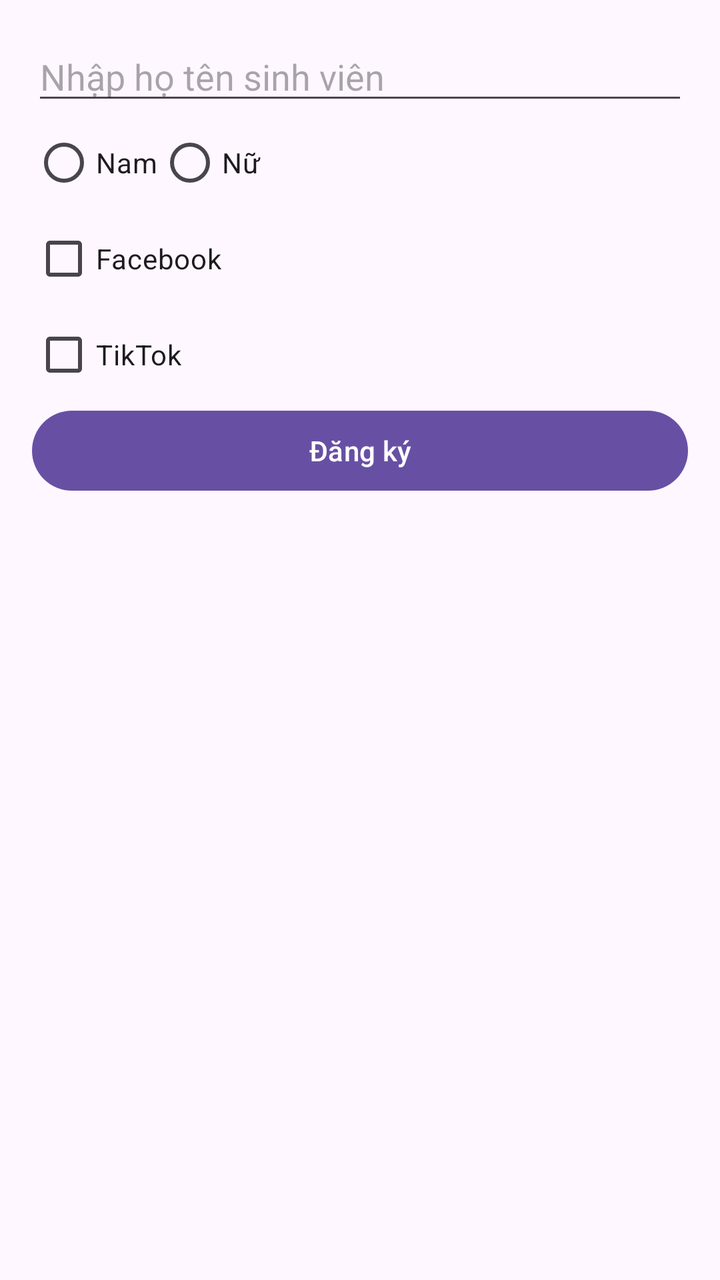
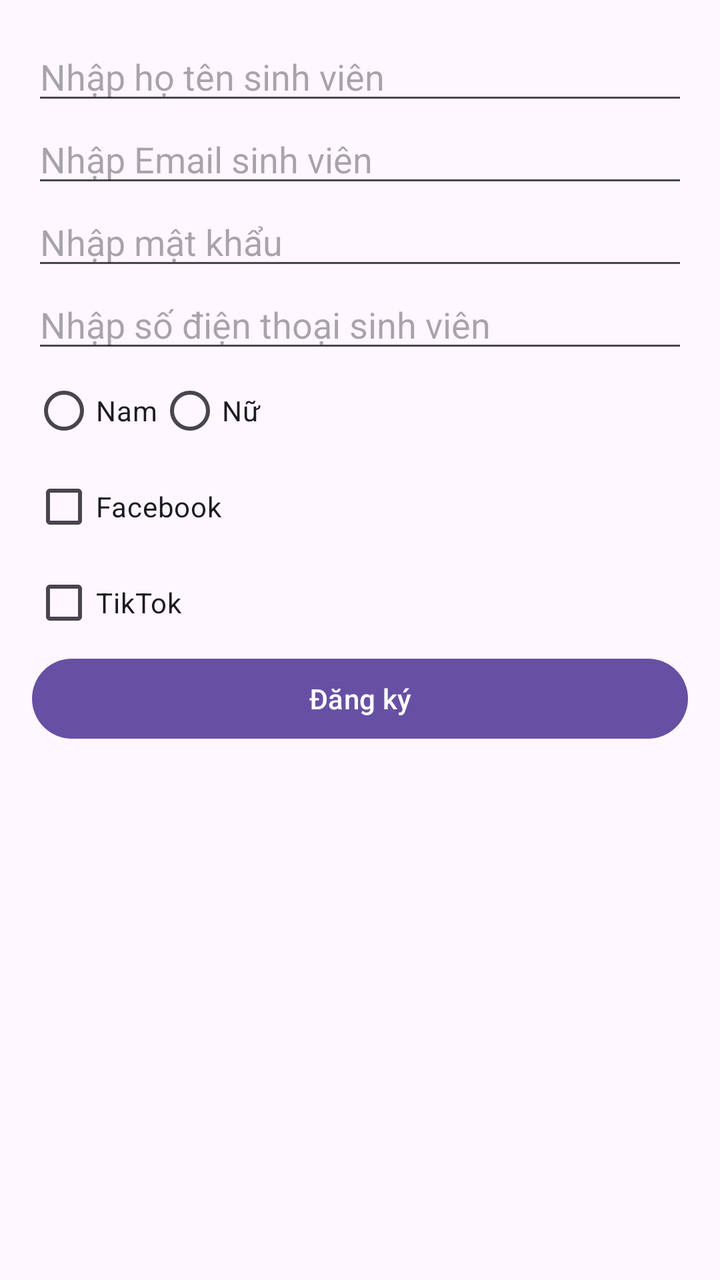

Before-and-after screenshots of an Android layout around one commit, followed by the original layout XML and the change that was made.
<!-- AndroidManifest.xml: application theme Theme.Lab5 -->
<!-- res/layout/activity_main.xml -->
<?xml version="1.0" encoding="utf-8"?>
<LinearLayout xmlns:android="http://schemas.android.com/apk/res/android"
    android:layout_width="match_parent"
    android:layout_height="match_parent"
    android:orientation="vertical"
    android:padding="16dp">

    <EditText
        android:id="@+id/etName"
        android:layout_width="match_parent"
        android:layout_height="wrap_content"
        android:hint="Nhập họ tên sinh viên" />

    <RadioGroup
        android:id="@+id/rgGender"
        android:layout_width="match_parent"
        android:layout_height="wrap_content"
        android:orientation="horizontal">
        <RadioButton android:id="@+id/rbMale" android:layout_width="wrap_content" android:layout_height="wrap_content" android:text="Nam" />
        <RadioButton android:id="@+id/rbFemale" android:layout_width="wrap_content" android:layout_height="wrap_content" android:text="Nữ" />
    </RadioGroup>

    <CheckBox android:id="@+id/cbFacebook" android:layout_width="wrap_content" android:layout_height="wrap_content" android:text="Facebook" />
    <CheckBox android:id="@+id/cbTiktok" android:layout_width="wrap_content" android:layout_height="wrap_content" android:text="TikTok" />

    <Button
        android:id="@+id/btnSubmit"
        android:layout_width="match_parent"
        android:layout_height="wrap_content"
        android:text="Đăng ký" />
</LinearLayout>
<!-- resources referenced by this layout -->
<resources>
  <style name="Theme.Lab5" parent="Base.Theme.Lab5" />
  <style name="Base.Theme.Lab5" parent="Theme.Material3.DayNight.NoActionBar">
          
          
      </style>
</resources>

<!-- the commit's change to res/layout/activity_main.xml (unified diff, before → after) -->
@@ -10,6 +10,22 @@
         android:layout_width="match_parent"
         android:layout_height="wrap_content"
         android:hint="Nhập họ tên sinh viên" />
+    <EditText
+        android:id="@+id/etEmail"
+        android:layout_width="match_parent"
+        android:layout_height="wrap_content"
+        android:hint="Nhập Email sinh viên" />
+    <EditText
+        android:id="@+id/etPW"
+        android:layout_width="match_parent"
+        android:layout_height="wrap_content"
+        android:hint="Nhập mật khẩu" />
+    <EditText
+        android:id="@+id/etPhone"
+        android:layout_width="match_parent"
+        android:layout_height="wrap_content"
+        android:hint="Nhập số điện thoại sinh viên" />
+
 
     <RadioGroup
         android:id="@+id/rgGender"
